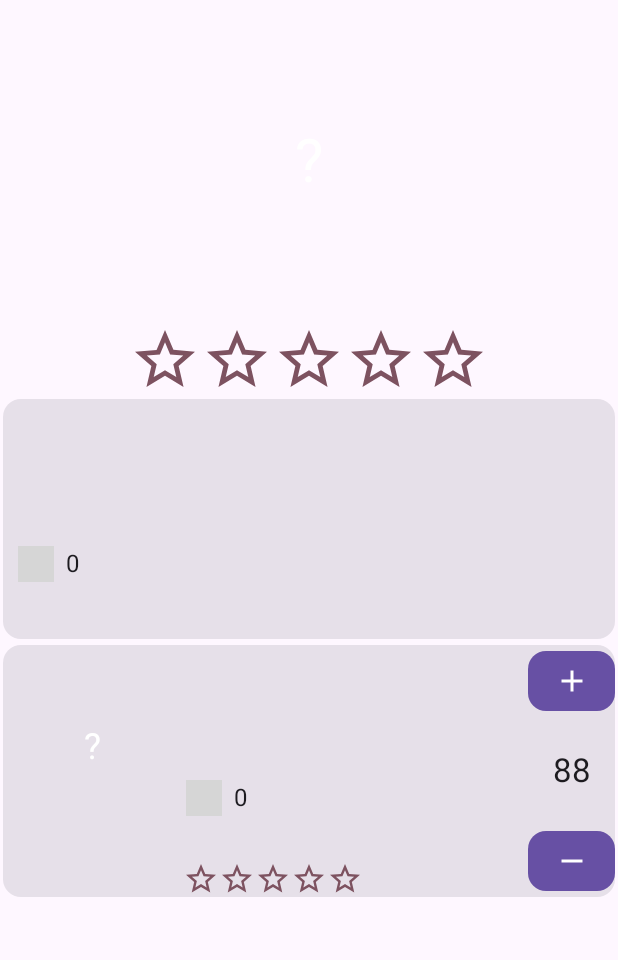
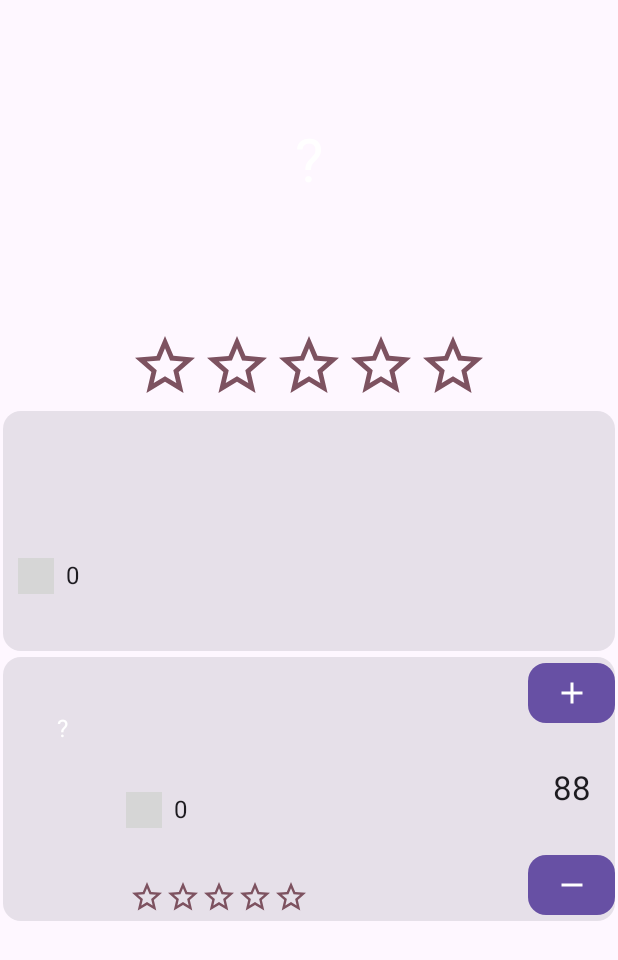
Before and after one commit to NathanielMotus/Cavevin, an Android app built with Jetpack Compose: the composable BottleDetailContent shown on its own in the app's theme, on a phone screen of 412 x 824 dp. Shown: the top 960 px of the screen. Run offline under Robolectric (Android 15) with nearby library versions, the light colour scheme and no system bars; our stand-ins replace Room's generated code, livedata-compose; 4 statements that could not run were skipped; grey boxes are pictures that could not be loaded.

Commit message:
Improve BottleCard.kt with custom Layout

```diff
--- a/app/src/main/java/com/nathaniel/motus/cavevin/ui/bottle_edit/BottleEditScreen.kt
+++ b/app/src/main/java/com/nathaniel/motus/cavevin/ui/bottle_edit/BottleEditScreen.kt
@@ -17,7 +17,7 @@
     viewModel: BottleDetailViewModel,
     modifier: Modifier = Modifier
 ) {
-    WineCellarMainTheme() {
+    WineCellarMainTheme {
         Scaffold(topBar = { BottleEditTopBar(viewModel) }) { paddingValues ->
             BottleEditContent(viewModel = viewModel,
                 modifier = modifier.padding(paddingValues)
--- /dev/null
+++ b/app/src/main/java/com/nathaniel/motus/cavevin/ui/bottle_list/BottleListContent.kt
@@ -0,0 +1,20 @@
+package com.nathaniel.motus.cavevin.ui.bottle_list
+
+import androidx.compose.foundation.layout.Column
+import androidx.compose.foundation.layout.fillMaxSize
+import androidx.compose.foundation.lazy.LazyColumn
+import androidx.compose.foundation.rememberScrollState
+import androidx.compose.foundation.verticalScroll
+import androidx.compose.runtime.Composable
+import androidx.compose.ui.Modifier
+import com.nathaniel.motus.cavevin.viewmodels.BottleListViewModel
+
+@Composable
+fun BottleListContent(
+    viewModel: BottleListViewModel,
+    modifier: Modifier = Modifier
+) {
+    LazyColumn(modifier=modifier){
+
+    }
+}
--- a/app/src/main/java/com/nathaniel/motus/cavevin/ui/elements/BottleCard.kt
+++ b/app/src/main/java/com/nathaniel/motus/cavevin/ui/elements/BottleCard.kt
@@ -5,15 +5,11 @@
 import androidx.compose.foundation.layout.*
 import androidx.compose.material3.Card
 import androidx.compose.runtime.Composable
-import androidx.compose.ui.Alignment
 import androidx.compose.ui.Modifier
 import androidx.compose.ui.layout.Layout
-import androidx.compose.ui.layout.Measurable
-import androidx.compose.ui.layout.MeasureResult
 import androidx.compose.ui.layout.Placeable
 import androidx.compose.ui.unit.Constraints
 import androidx.compose.ui.unit.dp
-import com.nathaniel.motus.cavevin.data.cellar_database.WineColor
 
 @Composable
 fun BottleCard(
@@ -28,8 +24,8 @@
     wineStillness: String,
     rating: Int,
     stock: Int,
-    imageSize: Int = 120,
-    modifier: Modifier = Modifier
+    modifier: Modifier=Modifier,
+    imageSize: Int = 80
 ) {
     Card(
         modifier = modifier
@@ -68,52 +64,46 @@
 @Composable
 private fun CardLayout(
     //Force first and last composables width as constraints
-    //and middle composable height as constraints
-    //todo optimize
+    //and max composable height as constraints
     content: @Composable () -> Unit
 ) = Layout(content = content) { measurables, constraints ->
-    val firstWidth = measurables.first().minIntrinsicWidth(constraints.maxHeight)
-    val lastWidth = measurables.last().minIntrinsicWidth(constraints.maxHeight)
-    val midHeight = measurables[1].minIntrinsicHeight(constraints.maxWidth - firstWidth - lastWidth)
+
+    val measurableWidth: MutableList<Int> = mutableListOf()
+    measurableWidth.add(measurables.first().minIntrinsicWidth(constraints.maxHeight))
+    measurableWidth.add(measurables.last().minIntrinsicWidth(constraints.maxHeight))
+
+    val midHeight = measurables.maxOfOrNull {
+        it.minIntrinsicHeight(
+            constraints.maxWidth - measurableWidth.first() - measurableWidth.last()
+        )
+    }
+
+    if (measurables.size > 2)
+        for (i in 1..measurables.size - 2)
+            measurableWidth.add(
+                measurableWidth.size - 1,
+                (constraints.maxWidth - measurableWidth.first() - measurableWidth.last()) / (measurables.size - 2)
+            )
 
     val placeables: MutableList<Placeable> = mutableListOf()
-    for (i in 0..measurables.size - 1)
-        if (i == 0) placeables.add(
+    for (i in measurables.indices)
+        placeables.add(
             measurables[i].measure(
                 Constraints(
-                    maxWidth = constraints.maxWidth,
-                    maxHeight = midHeight
-                )
-            )
-        )
-        else if (i in 1..measurables.size - 2) placeables.add(
-            measurables[i].measure(
-                Constraints(
-                    maxWidth = constraints.maxWidth - firstWidth - lastWidth,
-                    maxHeight = constraints.maxHeight
-                )
-            )
-        )
-        else placeables.add(
-            measurables[i].measure(
-                Constraints(
-                    maxWidth = constraints.maxWidth,
-                    maxHeight = midHeight
+                    minWidth = measurableWidth[i],
+                    maxWidth = measurableWidth[i],
+                    maxHeight = midHeight ?: 0
                 )
             )
         )
 
-
-    layout(constraints.maxWidth, midHeight) {
+    layout(constraints.maxWidth, midHeight ?: 0) {
         var xPosition = 0
 
-        for (i in 0..placeables.size - 2) {
-            placeables[i].placeRelative(xPosition, 0)
-            xPosition += placeables[i].width
+        placeables.forEach {
+            it.placeRelative(xPosition, 0)
+            xPosition += it.width
         }
-
-        xPosition = constraints.maxWidth - placeables.last().width
-        placeables.last().placeRelative(xPosition, 0)
 
     }
 }
--- a/app/src/main/java/com/nathaniel/motus/cavevin/ui/elements/BottleImage.kt
+++ b/app/src/main/java/com/nathaniel/motus/cavevin/ui/elements/BottleImage.kt
@@ -3,9 +3,6 @@
 import android.content.Intent
 import android.graphics.Bitmap
 import android.net.Uri
-import androidx.activity.compose.rememberLauncherForActivityResult
-import androidx.activity.result.ActivityResult
-import androidx.activity.result.contract.ActivityResultContracts
 import androidx.compose.foundation.Image
 import androidx.compose.foundation.clickable
 import androidx.compose.foundation.layout.*
@@ -14,7 +11,6 @@
 import androidx.compose.ui.layout.ContentScale
 import androidx.compose.ui.platform.LocalContext
 import androidx.compose.ui.unit.dp
-import androidx.core.content.ContextCompat
 import androidx.core.content.ContextCompat.startActivity
 import coil.compose.rememberAsyncImagePainter
 
@@ -22,8 +18,8 @@
 fun BottleImage(
     bottleImageBitmap: Bitmap?,
     bottleImageUri: Uri?,
+    modifier: Modifier=Modifier,
     imageSize: Int = 200,
-    modifier: Modifier = Modifier
 ) {
     val context = LocalContext.current
     Image(
@@ -31,9 +27,10 @@
             model = bottleImageBitmap
         ),
         contentDescription = "",
-        contentScale = ContentScale.FillHeight,
+        contentScale = ContentScale.FillWidth,
         modifier = modifier
-            .size(imageSize.dp)
+            .padding(4.dp)
+            .size(width = imageSize.dp, height = (imageSize*1.5).dp)
             .clickable {
                 val intent = Intent(Intent.ACTION_VIEW)
                 intent.setDataAndType(
--- a/app/src/main/java/com/nathaniel/motus/cavevin/ui/elements/MainWineData.kt
+++ b/app/src/main/java/com/nathaniel/motus/cavevin/ui/elements/MainWineData.kt
@@ -7,7 +7,6 @@
 import androidx.compose.ui.Alignment
 import androidx.compose.ui.Modifier
 import androidx.compose.ui.unit.dp
-import androidx.compose.ui.unit.sp
 
 @Composable
 fun MainWineData(appellation:String?,
@@ -19,7 +18,7 @@
 bottleTypeAndCapacity:Pair<Int,String>,
 modifier: Modifier=Modifier)
 {
-    Column() {
+    Column {
         if (appellation!=null)
             Text(text = appellation, style = MaterialTheme.typography.titleLarge  ,modifier = modifier.padding(2.dp))
         if(domain!=null)
--- a/app/src/main/java/com/nathaniel/motus/cavevin/ui/elements/RatingBar.kt
+++ b/app/src/main/java/com/nathaniel/motus/cavevin/ui/elements/RatingBar.kt
@@ -3,6 +3,7 @@
 import androidx.compose.foundation.Image
 import androidx.compose.foundation.clickable
 import androidx.compose.foundation.layout.Row
+import androidx.compose.foundation.layout.padding
 import androidx.compose.foundation.layout.size
 import androidx.compose.material3.MaterialTheme
 import androidx.compose.runtime.Composable
@@ -14,13 +15,13 @@
 
 @Composable
 fun RatingBar(
+    onRatingChange: (rating: Int) -> Unit,
+    modifier: Modifier = Modifier,
     rating: Int = 0,
     isEditable: Boolean = false,
-    onRatingChange: (rating: Int) -> Unit,
-    modifier: Modifier = Modifier,
     size: Int = 24
 ) {
-    Row() {
+    Row(modifier = modifier.padding(4.dp)) {
         if (isEditable)
             Image(
                 painter = painterResource(id = R.drawable.ic_baseline_clear_48),
@@ -30,13 +31,15 @@
                     .clickable { onRatingChange(0) }
                     .size(size = size.dp))
         for (index in 0..4) {
-            RatingStar(index = index,
+            RatingStar(
+                index = index,
                 isEditable = isEditable,
                 isOn = rating > index,
-                onClick = { index: Int ->
-                    onRatingChange(index)
+                onClick = { pos: Int ->
+                    onRatingChange(pos)
                 },
-            size = size)
+                size = size
+            )
         }
     }
 }
@@ -45,10 +48,10 @@
 private fun RatingStar(
     index: Int,
     isEditable: Boolean,
-    isOn: Boolean = true,
     onClick: (index: Int) -> Unit,
     modifier: Modifier = Modifier,
-    size: Int=24
+    isOn: Boolean=true,
+    size: Int = 24
 ) {
     Image(
         painter = if (isOn) painterResource(id = R.drawable.ic_baseline_star_rate_48) else painterResource(
@@ -58,6 +61,8 @@
         colorFilter = ColorFilter.tint(MaterialTheme.colorScheme.tertiary),
         modifier = if (isEditable) modifier
             .clickable { onClick(index + 1) }
-            .size(size = size.dp) else modifier.size(size = size.dp)
+            .size(size = size.dp)
+        else modifier
+            .size(size = size.dp)
     )
 }
```
